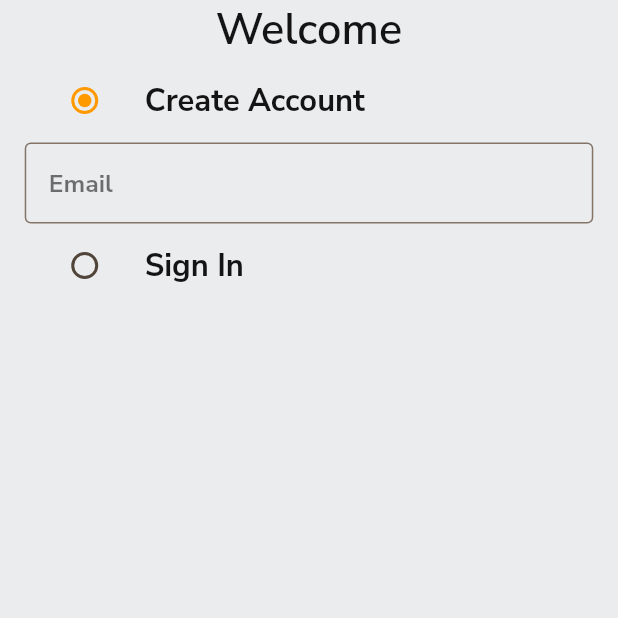
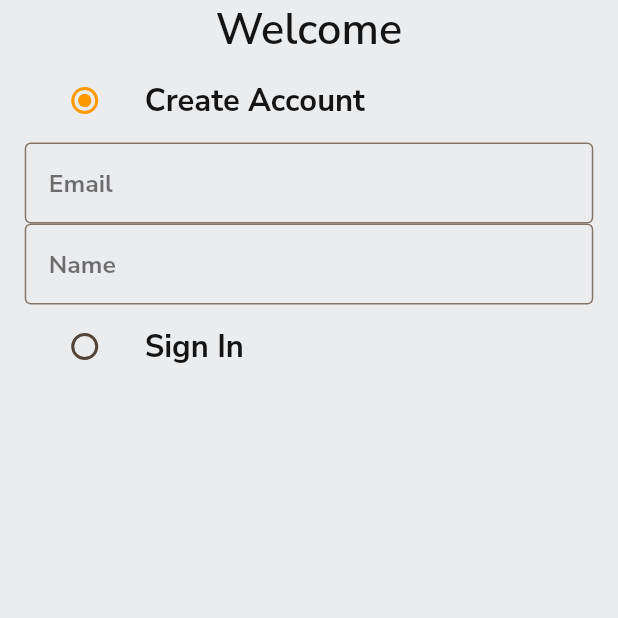
Before and after one commit to ekakshjanweja/AmazonClone, a Flutter app: the screen it shows after launch, on a phone screen of 412 x 824 dp, the top half of it. Run offline on Flutter 3.47's test engine with Material 2 defaults, Android fonts, the phone set to English and light mode, and no system bars; our stand-ins replace google_fonts.

Commit message:
feature/authentication: working on auth_screen ui

```diff
--- a/lib/features/auth/screens/auth_screen.dart
+++ b/lib/features/auth/screens/auth_screen.dart
@@ -93,6 +93,13 @@ class _AuthScreenState extends State<AuthScreen> {
                     CustomTextField(
                       controller: _emailControlller,
                       hintText: 'Email',
+                    ),
+
+                    //Name TextField
+
+                    CustomTextField(
+                      controller: _nameController,
+                      hintText: 'Name',
                     )
                   ],
                 ),
```
